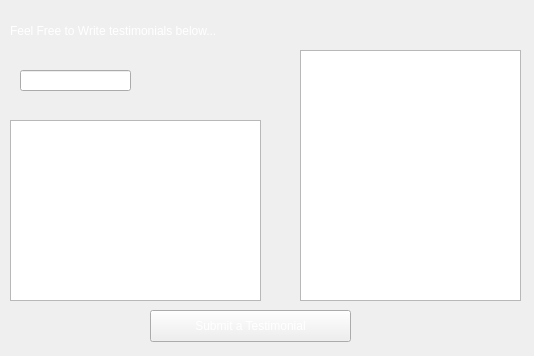
This is CS1C-Project-Master/testimonial.ui in AustinVaday/CS1C-Class-Project as Qt 5 draws it before an edit. The edited form follows.
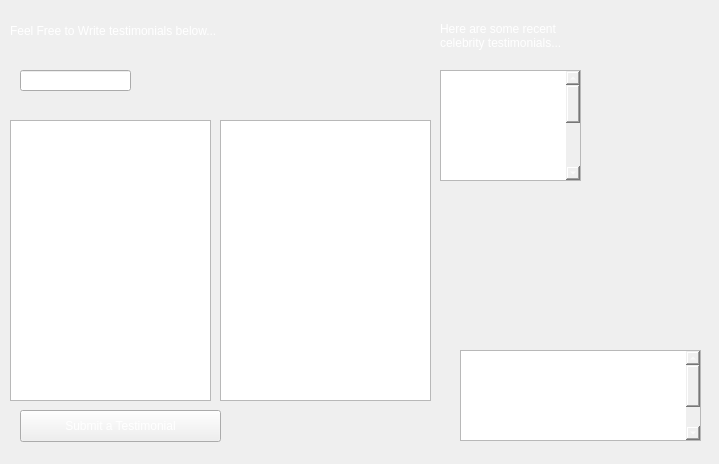
This is the edited form. Icons and pictures are not drawn.

The edit to the form file:
```diff
--- a/CS1C-Project-Master/testimonial.ui
+++ b/CS1C-Project-Master/testimonial.ui
@@ -9,15 +9,15 @@
    <rect>
     <x>0</x>
     <y>0</y>
-    <width>534</width>
-    <height>356</height>
+    <width>719</width>
+    <height>464</height>
    </rect>
   </property>
   <property name="windowTitle">
    <string>Form</string>
   </property>
   <property name="autoFillBackground">
-   <bool>true</bool>
+   <bool>false</bool>
   </property>
   <property name="styleSheet">
    <string notr="true">background-image: url(:/Resources/night.jpg);</string>
@@ -25,8 +25,8 @@
   <widget class="QPushButton" name="write">
    <property name="geometry">
     <rect>
-     <x>150</x>
-     <y>310</y>
+     <x>20</x>
+     <y>410</y>
      <width>201</width>
      <height>32</height>
     </rect>
@@ -43,10 +43,10 @@
   <widget class="QTextEdit" name="custTest">
    <property name="geometry">
     <rect>
-     <x>300</x>
-     <y>50</y>
-     <width>221</width>
-     <height>251</height>
+     <x>220</x>
+     <y>120</y>
+     <width>211</width>
+     <height>281</height>
     </rect>
    </property>
    <property name="styleSheet">
@@ -59,21 +59,27 @@
     <rect>
      <x>10</x>
      <y>120</y>
-     <width>251</width>
-     <height>181</height>
+     <width>201</width>
+     <height>281</height>
     </rect>
    </property>
    <property name="styleSheet">
     <string notr="true">font: 16pt &quot;American Typewriter&quot;;
 color: white;</string>
    </property>
+   <property name="overwriteMode">
+    <bool>false</bool>
+   </property>
+   <property name="placeholderText">
+    <string>Write here...</string>
+   </property>
   </widget>
   <widget class="QLabel" name="label">
    <property name="geometry">
     <rect>
      <x>10</x>
      <y>10</y>
-     <width>271</width>
+     <width>341</width>
      <height>41</height>
     </rect>
    </property>
@@ -105,6 +111,124 @@
     <string>Enter Name:</string>
    </property>
   </widget>
+  <widget class="QLabel" name="label_2">
+   <property name="geometry">
+    <rect>
+     <x>440</x>
+     <y>10</y>
+     <width>211</width>
+     <height>51</height>
+    </rect>
+   </property>
+   <property name="styleSheet">
+    <string notr="true">border-color: rgb(255, 255, 255);
+font: 15pt &quot;American Typewriter&quot;;
+color: white;</string>
+   </property>
+   <property name="text">
+    <string>Here are some recent 
+celebrity testimonials...</string>
+   </property>
+  </widget>
+  <widget class="QLabel" name="kimk">
+   <property name="geometry">
+    <rect>
+     <x>600</x>
+     <y>70</y>
+     <width>111</width>
+     <height>121</height>
+    </rect>
+   </property>
+   <property name="sizePolicy">
+    <sizepolicy hsizetype="Minimum" vsizetype="Minimum">
+     <horstretch>0</horstretch>
+     <verstretch>0</verstretch>
+    </sizepolicy>
+   </property>
+   <property name="maximumSize">
+    <size>
+     <width>16775</width>
+     <height>16775</height>
+    </size>
+   </property>
+   <property name="styleSheet">
+    <string notr="true"/>
+   </property>
+   <property name="text">
+    <string/>
+   </property>
+   <property name="pixmap">
+    <pixmap resource="Images.qrc">:/Resources/rs_634x1024-130903132917-634.Kim-Kardashian-Hair-Wedding.mh.090313.jpg</pixmap>
+   </property>
+   <property name="scaledContents">
+    <bool>true</bool>
+   </property>
+  </widget>
+  <widget class="QTextBrowser" name="textBrowser">
+   <property name="geometry">
+    <rect>
+     <x>440</x>
+     <y>70</y>
+     <width>141</width>
+     <height>111</height>
+    </rect>
+   </property>
+   <property name="styleSheet">
+    <string notr="true">border-color: rgb(255, 255, 255);
+font: 13pt &quot;American Typewriter&quot;;
+color: white;</string>
+   </property>
+   <property name="html">
+    <string>&lt;!DOCTYPE HTML PUBLIC &quot;-//W3C//DTD HTML 4.0//EN&quot; &quot;http://www.w3.org/TR/REC-html40/strict.dtd&quot;&gt;
+&lt;html&gt;&lt;head&gt;&lt;meta name=&quot;qrichtext&quot; content=&quot;1&quot; /&gt;&lt;style type=&quot;text/css&quot;&gt;
+p, li { white-space: pre-wrap; }
+&lt;/style&gt;&lt;/head&gt;&lt;body style=&quot; font-family:'American Typewriter'; font-size:13pt; font-weight:400; font-style:normal;&quot;&gt;
+&lt;p style=&quot; margin-top:0px; margin-bottom:0px; margin-left:0px; margin-right:0px; -qt-block-indent:0; text-indent:0px;&quot;&gt;I use the iRobot600 all the time to help defend me from my massive amounts of paparazzi, I love it !&lt;/p&gt;
+&lt;p style=&quot; margin-top:0px; margin-bottom:0px; margin-left:0px; margin-right:0px; -qt-block-indent:0; text-indent:0px;&quot;&gt;- Kim Kardashian&lt;/p&gt;&lt;/body&gt;&lt;/html&gt;</string>
+   </property>
+  </widget>
+  <widget class="QLabel" name="churchill">
+   <property name="geometry">
+    <rect>
+     <x>470</x>
+     <y>200</y>
+     <width>211</width>
+     <height>141</height>
+    </rect>
+   </property>
+   <property name="text">
+    <string/>
+   </property>
+   <property name="pixmap">
+    <pixmap resource="Images.qrc">:/Resources/speeches_churchill.jpg</pixmap>
+   </property>
+   <property name="scaledContents">
+    <bool>true</bool>
+   </property>
+  </widget>
+  <widget class="QTextBrowser" name="textBrowser_2">
+   <property name="geometry">
+    <rect>
+     <x>460</x>
+     <y>350</y>
+     <width>241</width>
+     <height>91</height>
+    </rect>
+   </property>
+   <property name="styleSheet">
+    <string notr="true">border-color: rgb(255, 255, 255);
+font: 13pt &quot;American Typewriter&quot;;
+color: white;</string>
+   </property>
+   <property name="html">
+    <string>&lt;!DOCTYPE HTML PUBLIC &quot;-//W3C//DTD HTML 4.0//EN&quot; &quot;http://www.w3.org/TR/REC-html40/strict.dtd&quot;&gt;
+&lt;html&gt;&lt;head&gt;&lt;meta name=&quot;qrichtext&quot; content=&quot;1&quot; /&gt;&lt;style type=&quot;text/css&quot;&gt;
+p, li { white-space: pre-wrap; }
+&lt;/style&gt;&lt;/head&gt;&lt;body style=&quot; font-family:'American Typewriter'; font-size:13pt; font-weight:400; font-style:normal;&quot;&gt;
+&lt;p style=&quot; margin-top:0px; margin-bottom:0px; margin-left:0px; margin-right:0px; -qt-block-indent:0; text-indent:0px;&quot;&gt;The Soviet Attackers robots was huge help during WWII. Without the video and audio surveliance, those Russians might have beat us !&lt;/p&gt;
+&lt;p style=&quot; margin-top:0px; margin-bottom:0px; margin-left:0px; margin-right:0px; -qt-block-indent:0; text-indent:0px;&quot;&gt;- Winston Churchill&lt;/p&gt;&lt;/body&gt;&lt;/html&gt;</string>
+   </property>
+  </widget>
  </widget>
  <resources/>
  <connections/>
```
Left out of the diff: 4 changed lines with no effect on the pictures.
